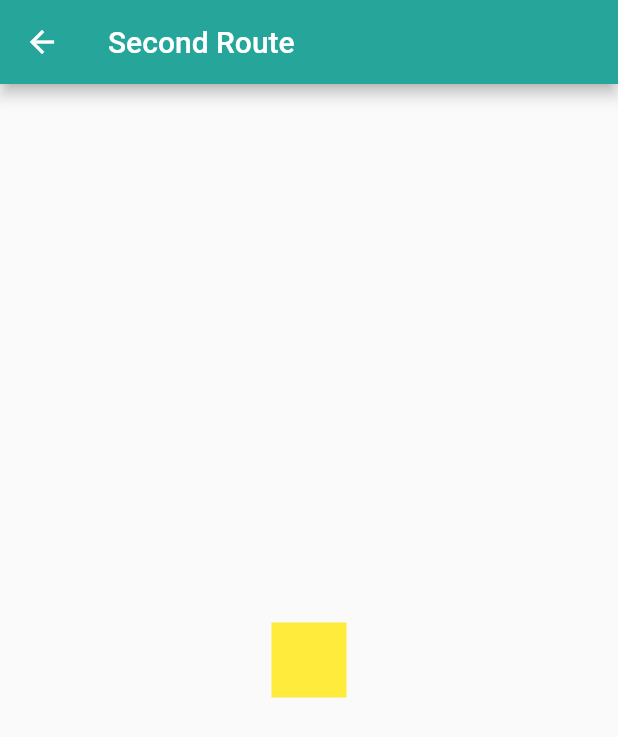
After one commit to 26278/list_with_widgets, a Flutter app: the MyStatefulWidget screen opened directly, on a phone screen of 412 x 824 dp. The commit adds this screen. Shown: the top 737 px of the screen. Run offline on Flutter 3.47's test engine with Material 2 defaults, Android fonts, the phone set to English and light mode, and no system bars.

Commit message:
Added better listing and gesture detector

```diff
--- /dev/null
+++ b/lib/gesture_detector_page.dart
@@ -0,0 +1,41 @@
+import 'package:flutter/material.dart';
+
+/// This is the stateful widget that the main application instantiates.
+class MyStatefulWidget extends StatefulWidget {
+  MyStatefulWidget({Key key}) : super(key: key);
+
+  @override
+  _MyStatefulWidgetState createState() => _MyStatefulWidgetState();
+}
+
+/// This is the private State class that goes with MyStatefulWidget.
+class _MyStatefulWidgetState extends State<MyStatefulWidget> {
+  double sideLength = 50;
+
+  Widget build(BuildContext context) {
+    return Scaffold(
+      appBar: AppBar(
+        title: Text("Second Route"),
+        backgroundColor: Colors.teal[400],
+      ),
+      body: Center(
+        child: AnimatedContainer(
+            height: sideLength,
+            width: sideLength,
+            duration: Duration(seconds: 2),
+            curve: Curves.easeIn,
+            child: Material(
+              color: Colors.yellow,
+              child: InkWell(
+                onTap: () {
+                  setState(() {
+                    sideLength == 50 ? sideLength = 100 : sideLength = 50;
+                  });
+                },
+              ),
+            ),
+          ),
+      ),
+    );
+  }
+}
```
Also changed, not shown: lib/duck_page.dart (added, +30 -0 lines), lib/main.dart (+38 -30 lines).
